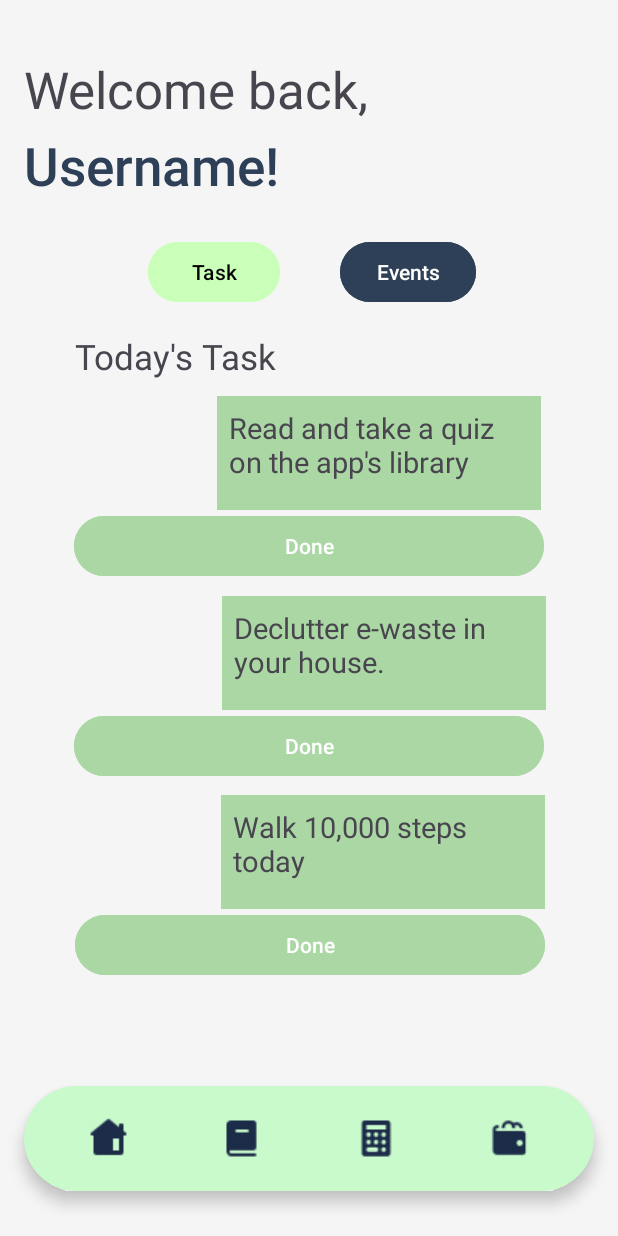
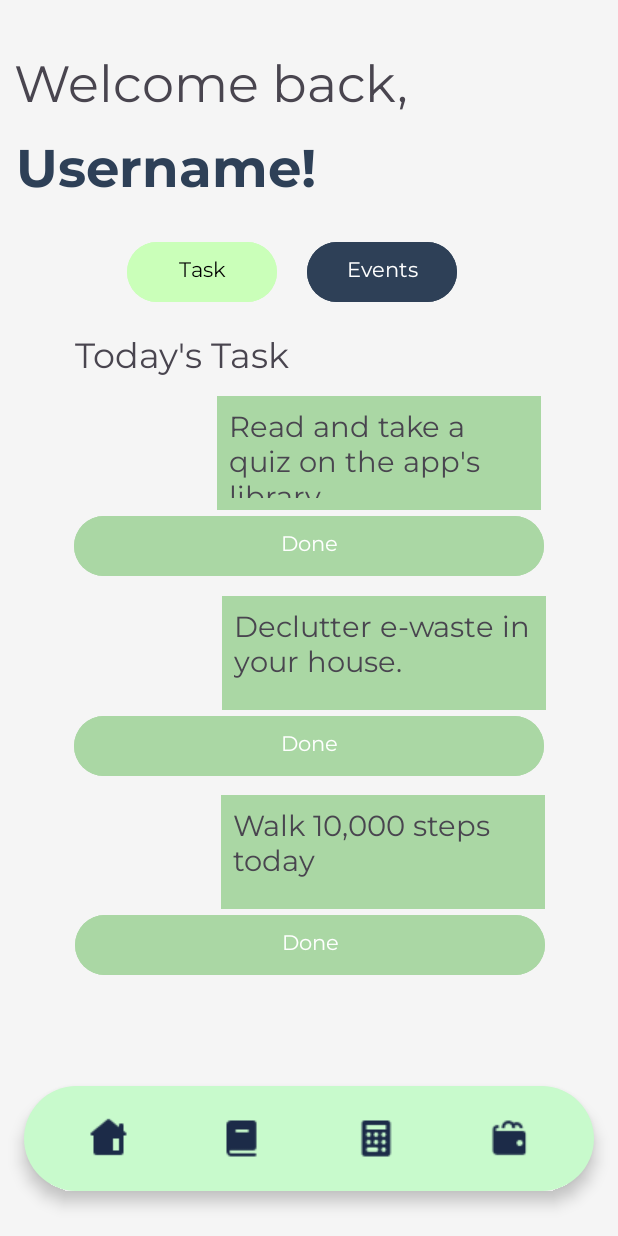
Before and after one commit to pjvidad/CO2-, an Android app: the HomeFragment screen opened directly, with no data from a screen before it, on a phone screen of 412 x 824 dp. Run offline under Robolectric (Android 15) with nearby library versions, the phone set to English and light mode, and no system bars.

Commit message:
fixin home task pg pt.1

```diff
--- a/app/src/main/res/layout/home_task.xml
+++ b/app/src/main/res/layout/home_task.xml
@@ -9,9 +9,11 @@
         android:id="@+id/userImage"
         android:layout_width="121dp"
         android:layout_height="98dp"
-        android:layout_marginTop="44dp"
-        android:layout_marginEnd="16dp"
+        android:layout_marginStart="274dp"
+        android:layout_marginBottom="589dp"
+        app:layout_constraintBottom_toBottomOf="parent"
         app:layout_constraintEnd_toEndOf="parent"
+        app:layout_constraintStart_toStartOf="parent"
         app:layout_constraintTop_toTopOf="parent"
         tools:srcCompat="@tools:sample/backgrounds/scenic" />
 
@@ -19,10 +21,11 @@
         android:id="@+id/username"
         android:layout_width="wrap_content"
         android:layout_height="wrap_content"
-        android:layout_marginStart="16dp"
+        android:layout_marginStart="35dp"
         android:layout_marginTop="90dp"
         android:layout_marginEnd="226dp"
         android:layout_marginBottom="594dp"
+        android:fontFamily="@font/montserrat_bold"
         android:text="Username!"
         android:textAppearance="@style/TextAppearance.AppCompat.Body2"
         android:textColor="#2E4057"
@@ -36,10 +39,11 @@
         android:id="@+id/fixedText"
         android:layout_width="wrap_content"
         android:layout_height="wrap_content"
-        android:layout_marginStart="16dp"
+        android:layout_marginStart="35dp"
         android:layout_marginTop="40dp"
         android:layout_marginEnd="166dp"
         android:layout_marginBottom="646dp"
+        android:fontFamily="@font/montserrat"
         android:text="Welcome back,"
         android:textAppearance="@style/TextAppearance.AppCompat.Display1"
         app:layout_constraintBottom_toBottomOf="parent"
@@ -48,35 +52,38 @@
         app:layout_constraintTop_toTopOf="parent" />
 
     <LinearLayout
-        android:layout_width="221dp"
-        android:layout_height="46dp"
+        android:id="@+id/linearLayout4"
+        android:layout_width="250dp"
+        android:layout_height="48dp"
         android:layout_marginTop="157dp"
         android:layout_marginEnd="92dp"
+        android:gravity="center"
         android:orientation="horizontal"
         app:layout_constraintEnd_toEndOf="parent"
         app:layout_constraintTop_toTopOf="parent">
 
         <Button
-            android:id="@+id/taskbutton"
-            android:layout_width="wrap_content"
+            android:id="@+id/taskButton"
+            android:layout_width="100dp"
             android:layout_height="48dp"
             android:backgroundTint="#CAFFB9"
+            android:fontFamily="@font/montserrat"
             android:text="Task"
             android:textColor="@color/black"
             app:iconSize="50dp" />
 
         <Space
-            android:layout_width="40dp"
+            android:layout_width="20dp"
             android:layout_height="0dp" />
 
         <Button
-            android:id="@+id/eventsbutton"
-            android:layout_width="wrap_content"
+            android:id="@+id/eventsButton"
+            android:layout_width="100dp"
             android:layout_height="48dp"
             android:backgroundTint="#2E4057"
-            android:text="Events"
+            android:fontFamily="@font/montserrat"
 
-            />
+            android:text="Events" />
     </LinearLayout>
 
     <TextView
@@ -86,6 +93,7 @@
 
         android:layout_marginStart="50dp"
         android:layout_marginTop="222dp"
+        android:fontFamily="@font/montserrat"
         android:text="Today's Task"
         android:textSize="23sp"
         app:layout_constraintStart_toStartOf="parent"
@@ -109,6 +117,7 @@
         android:layout_marginEnd="51dp"
         android:background="@color/text_view_background_color"
         android:backgroundTint="#AAD7A4"
+        android:fontFamily="@font/montserrat"
         android:padding="8dp"
         android:text="Read and take a quiz on the app's library"
         android:textSize="19sp"
@@ -121,6 +130,7 @@
         android:layout_height="48dp"
         android:layout_marginTop="340dp"
         android:backgroundTint="#AAD7A4"
+        android:fontFamily="@font/montserrat"
         android:text="Done"
         app:layout_constraintEnd_toEndOf="parent"
         app:layout_constraintHorizontal_bias="0.5"
@@ -135,6 +145,7 @@
         android:layout_marginEnd="48dp"
         android:background="@color/text_view_background_color"
         android:backgroundTint="#AAD7A4"
+        android:fontFamily="@font/montserrat"
         android:padding="8dp"
         android:text="Declutter e-waste in your house."
         android:textSize="19sp"
@@ -157,6 +168,7 @@
         android:layout_height="48dp"
         android:layout_marginTop="473dp"
         android:backgroundTint="#AAD7A4"
+        android:fontFamily="@font/montserrat"
         android:text="Done"
         app:layout_constraintEnd_toEndOf="parent"
         app:layout_constraintHorizontal_bias="0.5"
@@ -170,6 +182,7 @@
         android:layout_marginStart="50dp"
         android:layout_marginTop="606dp"
         android:backgroundTint="#AAD7A4"
+        android:fontFamily="@font/montserrat"
         android:text="Done"
         app:layout_constraintStart_toStartOf="parent"
         app:layout_constraintTop_toTopOf="parent" />
@@ -182,6 +195,7 @@
         android:layout_marginTop="530dp"
         android:background="@color/text_view_background_color"
         android:backgroundTint="#AAD7A4"
+        android:fontFamily="@font/montserrat"
         android:padding="8dp"
         android:text="Walk 10,000 steps today"
         android:textSize="19sp"
```
